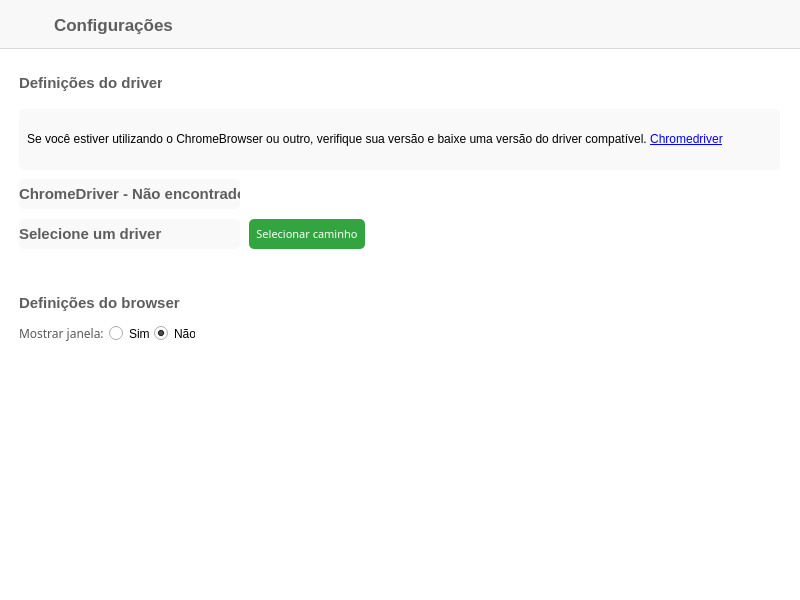
Before: the Qt Designer form view/ui/settings/settings.ui in jonnahfreire/ccb-auto-app, drawn with Qt 5.
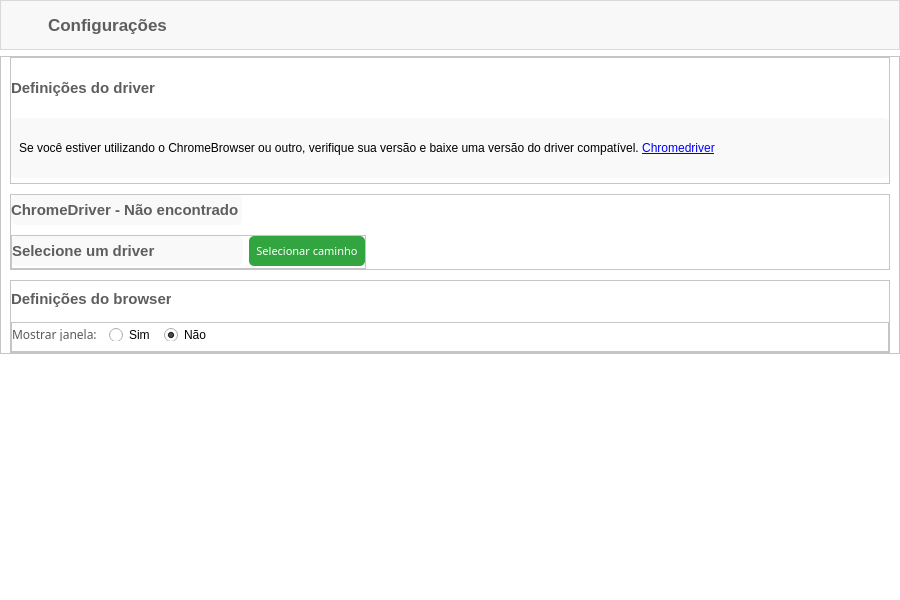
After: the same form once the commit is applied. Icons and pictures are not drawn.

Diff of the .ui file:
```diff
--- a/view/ui/settings/settings.ui
+++ b/view/ui/settings/settings.ui
@@ -1,51 +1,58 @@
 <?xml version="1.0" encoding="UTF-8"?>
 <ui version="4.0">
- <class>Dialog</class>
- <widget class="QDialog" name="Dialog">
+ <class>MainWindow</class>
+ <widget class="QMainWindow" name="MainWindow">
   <property name="geometry">
    <rect>
     <x>0</x>
     <y>0</y>
-    <width>800</width>
+    <width>900</width>
     <height>600</height>
    </rect>
   </property>
   <property name="minimumSize">
    <size>
-    <width>800</width>
-    <height>600</height>
-   </size>
-  </property>
-  <property name="maximumSize">
-   <size>
-    <width>800</width>
-    <height>600</height>
+    <width>0</width>
+    <height>0</height>
    </size>
   </property>
   <property name="windowTitle">
    <string>Dialog</string>
   </property>
+  <widget class="QWidget" name="centralwidget">
+   <layout class="QVBoxLayout" name="verticalLayout">
+    <property name="spacing">
+     <number>0</number>
+    </property>
+    <property name="leftMargin">
+     <number>0</number>
+    </property>
+    <property name="topMargin">
+     <number>0</number>
+    </property>
+    <property name="rightMargin">
+     <number>0</number>
+    </property>
+    <property name="bottomMargin">
+     <number>0</number>
+    </property>
+    <item>
   <widget class="QWidget" name="widget" native="true">
-   <property name="geometry">
-    <rect>
-     <x>-1</x>
-     <y>-1</y>
-     <width>801</width>
-     <height>601</height>
-    </rect>
-   </property>
    <property name="styleSheet">
     <string notr="true">background-color: #fff;</string>
    </property>
+      <layout class="QVBoxLayout" name="verticalLayout_2">
+       <property name="leftMargin">
+        <number>0</number>
+       </property>
+       <property name="topMargin">
+        <number>0</number>
+       </property>
+       <property name="rightMargin">
+        <number>0</number>
+       </property>
+       <item alignment="Qt::AlignTop">
    <widget class="QFrame" name="headerContainer">
-    <property name="geometry">
-     <rect>
-      <x>0</x>
-      <y>0</y>
-      <width>805</width>
-      <height>50</height>
-     </rect>
-    </property>
     <property name="minimumSize">
      <size>
       <width>0</width>
@@ -70,40 +77,35 @@
     <property name="frameShadow">
      <enum>QFrame::Raised</enum>
     </property>
-    <widget class="QLabel" name="headerTitle">
-     <property name="geometry">
-      <rect>
-       <x>55</x>
-       <y>13</y>
-       <width>131</width>
-       <height>25</height>
-      </rect>
-     </property>
-     <property name="font">
-      <font>
-       <family>Segoe UI</family>
-       <pointsize>13</pointsize>
-       <weight>75</weight>
-       <bold>true</bold>
-      </font>
-     </property>
-     <property name="styleSheet">
-      <string notr="true">color: rgb(94, 94, 94);
-background: transparent;
-font-weight: 600;</string>
-     </property>
-     <property name="text">
-      <string>Configurações</string>
-     </property>
-    </widget>
+         <layout class="QHBoxLayout" name="horizontalLayout_3">
+          <property name="spacing">
+           <number>5</number>
+          </property>
+          <property name="leftMargin">
+           <number>10</number>
+          </property>
+          <property name="topMargin">
+           <number>0</number>
+          </property>
+          <property name="rightMargin">
+           <number>0</number>
+          </property>
+          <property name="bottomMargin">
+           <number>0</number>
+          </property>
+          <item>
     <widget class="QPushButton" name="backBtn">
-     <property name="geometry">
-      <rect>
-       <x>16</x>
-       <y>10</y>
+            <property name="minimumSize">
+             <size>
        <width>32</width>
        <height>32</height>
-      </rect>
+             </size>
+            </property>
+            <property name="maximumSize">
+             <size>
+              <width>32</width>
+              <height>32</height>
+             </size>
      </property>
      <property name="cursor">
       <cursorShape>PointingHandCursor</cursorShape>
@@ -135,15 +137,98 @@
       <bool>false</bool>
      </property>
     </widget>
-   </widget>
+          </item>
+          <item>
+           <widget class="QLabel" name="headerTitle">
+            <property name="font">
+             <font>
+              <family>Segoe UI</family>
+              <pointsize>13</pointsize>
+              <weight>75</weight>
+              <bold>true</bold>
+             </font>
+            </property>
+            <property name="styleSheet">
+             <string notr="true">color: rgb(94, 94, 94);
+background: transparent;
+font-weight: 600;</string>
+            </property>
+            <property name="text">
+             <string>Configurações</string>
+            </property>
+           </widget>
+          </item>
+          <item>
+           <spacer name="horizontalSpacer_2">
+            <property name="orientation">
+             <enum>Qt::Horizontal</enum>
+            </property>
+            <property name="sizeHint" stdset="0">
+             <size>
+              <width>40</width>
+              <height>20</height>
+             </size>
+            </property>
+           </spacer>
+          </item>
+         </layout>
+        </widget>
+       </item>
+       <item>
+        <widget class="QFrame" name="frame">
+         <property name="frameShape">
+          <enum>QFrame::StyledPanel</enum>
+         </property>
+         <property name="frameShadow">
+          <enum>QFrame::Raised</enum>
+         </property>
+         <layout class="QVBoxLayout" name="verticalLayout_3">
+          <property name="spacing">
+           <number>10</number>
+          </property>
+          <property name="topMargin">
+           <number>0</number>
+          </property>
+          <property name="bottomMargin">
+           <number>0</number>
+          </property>
+          <item alignment="Qt::AlignTop">
+           <widget class="QFrame" name="frame_4">
+            <property name="frameShape">
+             <enum>QFrame::StyledPanel</enum>
+            </property>
+            <property name="frameShadow">
+             <enum>QFrame::Raised</enum>
+            </property>
+            <layout class="QVBoxLayout" name="verticalLayout_5">
+             <property name="spacing">
+              <number>15</number>
+             </property>
+             <property name="leftMargin">
+              <number>0</number>
+             </property>
+             <property name="topMargin">
+              <number>15</number>
+             </property>
+             <property name="rightMargin">
+              <number>0</number>
+             </property>
+             <property name="bottomMargin">
+              <number>5</number>
+             </property>
+             <item alignment="Qt::AlignLeft">
    <widget class="QLabel" name="driverInfoHeader">
-    <property name="geometry">
-     <rect>
-      <x>20</x>
-      <y>70</y>
+               <property name="minimumSize">
+                <size>
       <width>143</width>
-      <height>27</height>
-     </rect>
+                 <height>30</height>
+                </size>
+               </property>
+               <property name="maximumSize">
+                <size>
+                 <width>16777215</width>
+                 <height>30</height>
+                </size>
     </property>
     <property name="font">
      <font>
@@ -163,14 +248,20 @@
      <string>Definições do driver</string>
     </property>
    </widget>
+             </item>
+             <item alignment="Qt::AlignVCenter">
    <widget class="QLabel" name="info">
-    <property name="geometry">
-     <rect>
-      <x>20</x>
-      <y>110</y>
-      <width>761</width>
-      <height>61</height>
-     </rect>
+               <property name="minimumSize">
+                <size>
+                 <width>0</width>
+                 <height>60</height>
+                </size>
+               </property>
+               <property name="maximumSize">
+                <size>
+                 <width>16777215</width>
+                 <height>60</height>
+                </size>
     </property>
     <property name="font">
      <font>
@@ -201,14 +292,47 @@
      <bool>true</bool>
     </property>
    </widget>
+             </item>
+            </layout>
+           </widget>
+          </item>
+          <item alignment="Qt::AlignVCenter">
+           <widget class="QFrame" name="frame_5">
+            <property name="frameShape">
+             <enum>QFrame::StyledPanel</enum>
+            </property>
+            <property name="frameShadow">
+             <enum>QFrame::Raised</enum>
+            </property>
+            <layout class="QVBoxLayout" name="verticalLayout_4">
+             <property name="spacing">
+              <number>10</number>
+             </property>
+             <property name="leftMargin">
+              <number>0</number>
+             </property>
+             <property name="topMargin">
+              <number>0</number>
+             </property>
+             <property name="rightMargin">
+              <number>0</number>
+             </property>
+             <property name="bottomMargin">
+              <number>0</number>
+             </property>
+             <item alignment="Qt::AlignLeft">
    <widget class="QLabel" name="driverVersion">
-    <property name="geometry">
-     <rect>
-      <x>20</x>
-      <y>180</y>
-      <width>221</width>
+               <property name="minimumSize">
+                <size>
+                 <width>231</width>
       <height>30</height>
-     </rect>
+                </size>
+               </property>
+               <property name="maximumSize">
+                <size>
+                 <width>16777215</width>
+                 <height>30</height>
+                </size>
     </property>
     <property name="font">
      <font>
@@ -229,14 +353,41 @@
      <string>ChromeDriver - Não encontrado</string>
     </property>
    </widget>
+             </item>
+             <item alignment="Qt::AlignLeft|Qt::AlignVCenter">
+              <widget class="QFrame" name="frame_2">
+               <property name="frameShape">
+                <enum>QFrame::StyledPanel</enum>
+               </property>
+               <property name="frameShadow">
+                <enum>QFrame::Raised</enum>
+               </property>
+               <layout class="QHBoxLayout" name="horizontalLayout">
+                <property name="leftMargin">
+                 <number>0</number>
+                </property>
+                <property name="topMargin">
+                 <number>0</number>
+                </property>
+                <property name="rightMargin">
+                 <number>0</number>
+                </property>
+                <property name="bottomMargin">
+                 <number>2</number>
+                </property>
+                <item alignment="Qt::AlignLeft">
    <widget class="QLabel" name="driverPath">
-    <property name="geometry">
-     <rect>
-      <x>20</x>
-      <y>220</y>
-      <width>221</width>
+                  <property name="minimumSize">
+                   <size>
+                    <width>231</width>
       <height>30</height>
-     </rect>
+                   </size>
+                  </property>
+                  <property name="maximumSize">
+                   <size>
+                    <width>16777215</width>
+                    <height>30</height>
+                   </size>
     </property>
     <property name="font">
      <font>
@@ -260,14 +411,20 @@
      <bool>true</bool>
     </property>
    </widget>
+                </item>
+                <item alignment="Qt::AlignLeft">
    <widget class="QPushButton" name="selectDriverPathBtn">
-    <property name="geometry">
-     <rect>
-      <x>250</x>
-      <y>220</y>
+                  <property name="minimumSize">
+                   <size>
       <width>116</width>
       <height>30</height>
-     </rect>
+                   </size>
+                  </property>
+                  <property name="maximumSize">
+                   <size>
+                    <width>16777215</width>
+                    <height>30</height>
+                   </size>
     </property>
     <property name="font">
      <font>
@@ -294,14 +451,62 @@
      <string>Selecionar caminho</string>
     </property>
    </widget>
+                </item>
+               </layout>
+              </widget>
+             </item>
+            </layout>
+           </widget>
+          </item>
+          <item alignment="Qt::AlignTop">
+           <widget class="QFrame" name="frame_6">
+            <property name="minimumSize">
+             <size>
+              <width>0</width>
+              <height>50</height>
+             </size>
+            </property>
+            <property name="maximumSize">
+             <size>
+              <width>16777215</width>
+              <height>73</height>
+             </size>
+            </property>
+            <property name="frameShape">
+             <enum>QFrame::StyledPanel</enum>
+            </property>
+            <property name="frameShadow">
+             <enum>QFrame::Raised</enum>
+            </property>
+            <layout class="QVBoxLayout" name="verticalLayout_6">
+             <property name="spacing">
+              <number>8</number>
+             </property>
+             <property name="leftMargin">
+              <number>0</number>
+             </property>
+             <property name="topMargin">
+              <number>3</number>
+             </property>
+             <property name="rightMargin">
+              <number>0</number>
+             </property>
+             <property name="bottomMargin">
+              <number>0</number>
+             </property>
+             <item>
    <widget class="QLabel" name="driverInfoHeader_2">
-    <property name="geometry">
-     <rect>
-      <x>20</x>
-      <y>290</y>
-      <width>161</width>
-      <height>27</height>
-     </rect>
+               <property name="minimumSize">
+                <size>
+                 <width>143</width>
+                 <height>30</height>
+                </size>
+               </property>
+               <property name="maximumSize">
+                <size>
+                 <width>160</width>
+                 <height>30</height>
+                </size>
     </property>
     <property name="font">
      <font>
@@ -321,15 +526,45 @@
      <string>Definições do browser</string>
     </property>
    </widget>
+             </item>
+             <item>
+              <widget class="QFrame" name="frame_3">
+               <property name="minimumSize">
+                <size>
+                 <width>0</width>
+                 <height>30</height>
+                </size>
+               </property>
+               <property name="maximumSize">
+                <size>
+                 <width>16777215</width>
+                 <height>30</height>
+                </size>
+               </property>
+               <property name="frameShape">
+                <enum>QFrame::StyledPanel</enum>
+               </property>
+               <property name="frameShadow">
+                <enum>QFrame::Raised</enum>
+               </property>
+               <layout class="QHBoxLayout" name="horizontalLayout_2">
+                <property name="spacing">
+                 <number>9</number>
+                </property>
+                <property name="leftMargin">
+                 <number>0</number>
+                </property>
+                <property name="topMargin">
+                 <number>5</number>
+                </property>
+                <property name="rightMargin">
+                 <number>0</number>
+                </property>
+                <property name="bottomMargin">
+                 <number>10</number>
+                </property>
+                <item>
    <widget class="QLabel" name="label">
-    <property name="geometry">
-     <rect>
-      <x>20</x>
-      <y>324</y>
-      <width>84</width>
-      <height>21</height>
-     </rect>
-    </property>
     <property name="font">
      <font>
       <family>Segoe UI Semibold</family>
@@ -344,15 +579,9 @@
      <string>Mostrar janela: </string>
     </property>
    </widget>
+                </item>
+                <item>
    <widget class="QRadioButton" name="radioButtonYes">
-    <property name="geometry">
-     <rect>
-      <x>110</x>
-      <y>326</y>
-      <width>41</width>
-      <height>17</height>
-     </rect>
-    </property>
     <property name="cursor">
      <cursorShape>PointingHandCursor</cursorShape>
     </property>
@@ -360,15 +589,9 @@
      <string>Sim</string>
     </property>
    </widget>
+                </item>
+                <item>
    <widget class="QRadioButton" name="radioButtonNo">
-    <property name="geometry">
-     <rect>
-      <x>155</x>
-      <y>326</y>
-      <width>41</width>
-      <height>17</height>
-     </rect>
-    </property>
     <property name="cursor">
      <cursorShape>PointingHandCursor</cursorShape>
     </property>
@@ -379,6 +602,49 @@
      <bool>true</bool>
     </property>
    </widget>
+                </item>
+                <item>
+                 <spacer name="horizontalSpacer">
+                  <property name="orientation">
+                   <enum>Qt::Horizontal</enum>
+                  </property>
+                  <property name="sizeHint" stdset="0">
+                   <size>
+                    <width>40</width>
+                    <height>20</height>
+                   </size>
+                  </property>
+                 </spacer>
+                </item>
+               </layout>
+              </widget>
+             </item>
+            </layout>
+           </widget>
+          </item>
+         </layout>
+        </widget>
+       </item>
+       <item>
+        <spacer name="verticalSpacer">
+         <property name="orientation">
+          <enum>Qt::Vertical</enum>
+         </property>
+         <property name="sizeType">
+          <enum>QSizePolicy::Expanding</enum>
+         </property>
+         <property name="sizeHint" stdset="0">
+          <size>
+           <width>20</width>
+           <height>40</height>
+          </size>
+         </property>
+        </spacer>
+       </item>
+      </layout>
+     </widget>
+    </item>
+   </layout>
   </widget>
  </widget>
  <resources/>
```
Left out of the diff: 2 changed lines with no effect on the pictures. Lines whose indentation alone changed are shown as unchanged.
